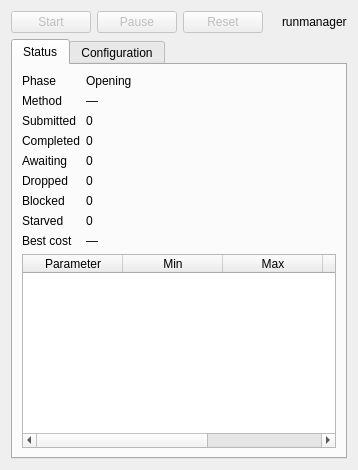
Qt form labscript_optimization/window.ui (spielman-group/labscript-optimization) before a commit.
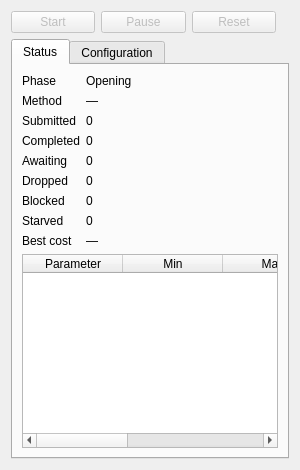
The same form after that commit.

Commit message: Drop the window's runmanager label: LinkIndicator now titles itself

The edit to the form file:
```diff
--- a/labscript_optimization/window.ui
+++ b/labscript_optimization/window.ui
@@ -9,7 +9,6 @@
       <item><widget class="QPushButton" name="pause_button"><property name="text"><string>Pause</string></property><property name="enabled"><bool>false</bool></property></widget></item>
       <item><widget class="QPushButton" name="reset_button"><property name="text"><string>Reset</string></property><property name="enabled"><bool>false</bool></property></widget></item>
       <item><widget class="QLabel" name="runmanager_icon"><property name="sizePolicy"><sizepolicy hsizetype="Fixed" vsizetype="Preferred"><horstretch>0</horstretch><verstretch>0</verstretch></sizepolicy></property></widget></item>
-      <item><widget class="QLabel" name="runmanager_label"><property name="sizePolicy"><sizepolicy hsizetype="Fixed" vsizetype="Preferred"><horstretch>0</horstretch><verstretch>0</verstretch></sizepolicy></property><property name="text"><string>runmanager</string></property></widget></item>
       <item><layout class="QHBoxLayout" name="runmanager_link_layout"/></item>
      </layout>
     </item>
```
The commit also changes 2 other files.
